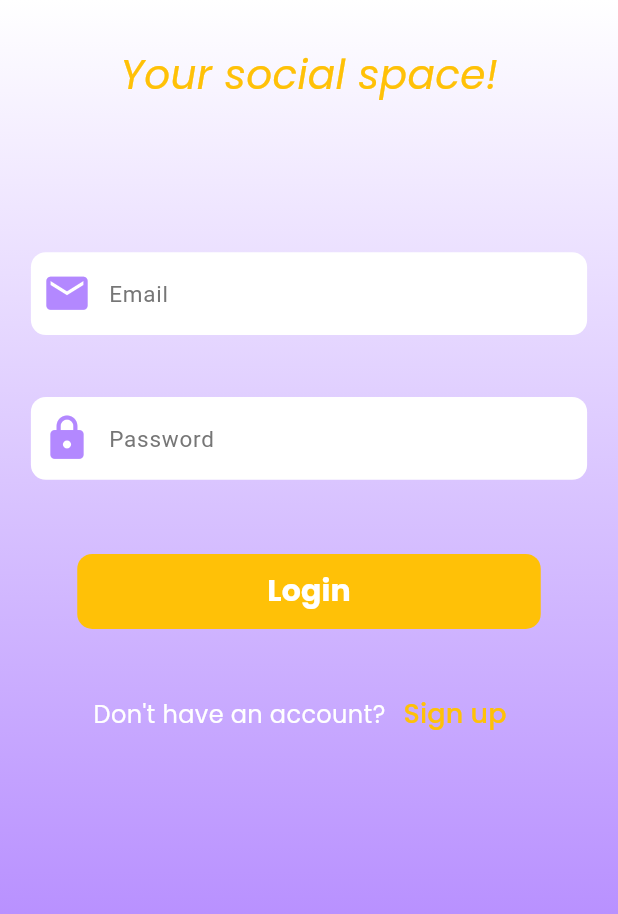
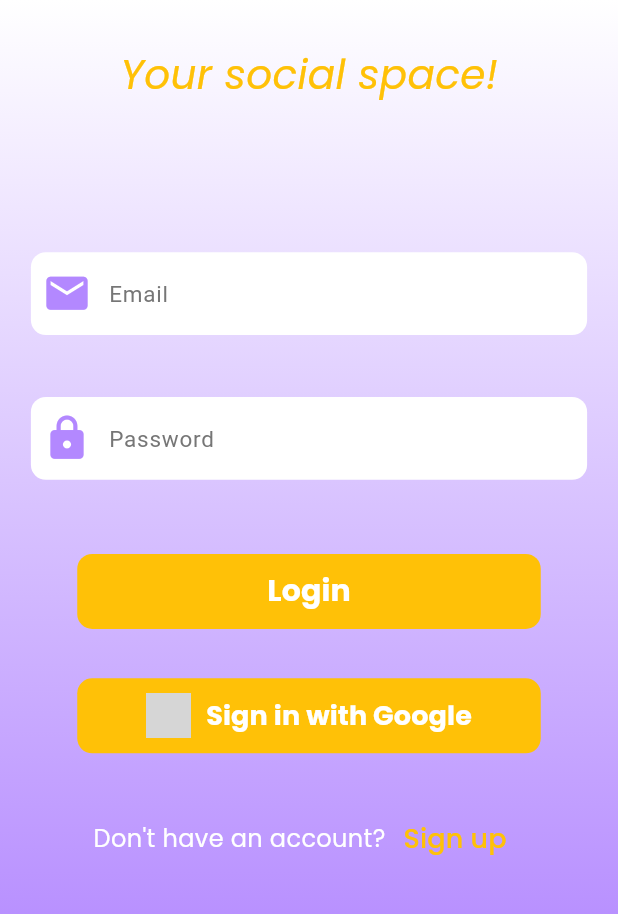
Before and after one commit to Utku-Mese/Sospac, a Flutter app: the screen it shows after launch, on a phone screen of 412 x 824 dp, the part 248-1162 px from its top. Run offline on Flutter 3.47's test engine with Material 3 defaults, Android fonts, the phone set to English and light mode, and no system bars; our stand-ins replace awesome_dialog, cached_network_image, cloud_firestore, firebase_auth, firebase_core, firebase_storage and 7 more; missing offline and left inert: flutter_share, flutter_statusbarcolor_ns, video_compress; accounts and stored records are empty; Roboto replaces fonts that are missing (Ultra); grey boxes are pictures that could not be loaded.

Commit message:
Add google_sign_in dependency and implement login with Google functionality

```diff
--- a/lib/views/screens/auth/login_screen.dart
+++ b/lib/views/screens/auth/login_screen.dart
@@ -1,5 +1,7 @@
+import 'package:flutter/cupertino.dart';
 import 'package:flutter/material.dart';
 import 'package:google_fonts/google_fonts.dart';
+import 'package:get/get.dart'; // Ekledim
 
 import '../../../utils/constants.dart';
 import '../../widgets/text_input_field.dart';
@@ -113,6 +115,45 @@ class LoginScreen extends StatelessWidget {
                 ),
               ),
               SizedBox(height: size.height * 0.04),
+              Container(
+                height: 50,
+                width: webView == false ? size.width * 0.75 : size.width * 0.20,
+                decoration: BoxDecoration(
+                  borderRadius: BorderRadius.circular(10),
+                  color: secondaryColor,
+                ),
+                child: Center(
+                  child: SizedBox(
+                    height: 50,
+                    width: size.width * 0.75,
+                    child: TextButton(
+                      onPressed: () {
+                        authController.loginUserWithGoogle();
+                      },
+                      child: Row(
+                        mainAxisAlignment: MainAxisAlignment.center,
+                        children: [
+                          Image.asset(
+                            "assets/images/google.png",
+                            height: 30,
+                            width: 30,
+                          ),
+                          SizedBox(width: 10),
+                          Text(
+                            "Sign in with Google",
+                            style: GoogleFonts.poppins(
+                              fontSize: 18,
+                              color: Colors.white,
+                              fontWeight: FontWeight.bold,
+                            ),
+                          ),
+                        ],
+                      ),
+                    ),
+                  ),
+                ),
+              ),
+              SizedBox(height: size.height * 0.04),
               Row(
                 mainAxisAlignment: MainAxisAlignment.center,
                 children: [
--- a/pubspec.yaml
+++ b/pubspec.yaml
@@ -29,6 +29,7 @@ dependencies:
   awesome_dialog: ^3.1.0
   flutter_share: ^2.0.0
   video_player: ^2.7.2
+  google_sign_in: ^6.1.6
 
 dev_dependencies:
   flutter_test:
```
Also changed, not shown: lib/controllers/auth_controller.dart (+31 -0 lines), asset/image/google.png (added), pubspec.lock, 4 other files.
